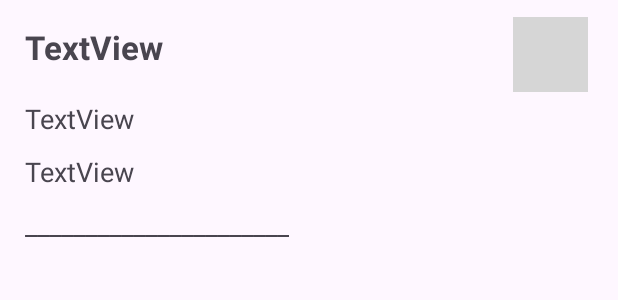
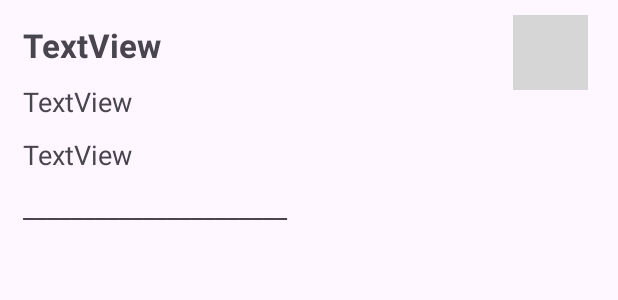
Before and after one commit to jjuliekim/Cookbook, an Android app: the layout item_recipe.xml on its own in the app's theme, with its tools: preview values and no code run, on a phone screen of 412 x 824 dp. Shown: the top 300 px of the screen. Run offline under Robolectric (Android 15) with nearby library versions, the phone set to English and light mode, and no system bars; grey boxes are pictures that could not be loaded.

Commit message:
item size

```diff
--- a/app/src/main/res/layout/item_recipe.xml
+++ b/app/src/main/res/layout/item_recipe.xml
@@ -3,79 +3,65 @@
     xmlns:app="http://schemas.android.com/apk/res-auto"
     xmlns:tools="http://schemas.android.com/tools"
     android:layout_width="match_parent"
-    android:layout_height="match_parent">
-
-    <TableLayout
-        android:id="@+id/tableLayout"
-        android:layout_width="match_parent"
     android:layout_height="wrap_content"
-        android:layout_marginStart="1dp"
-        android:layout_marginTop="1dp"
-        android:padding="10dp"
-        app:layout_constraintStart_toStartOf="parent"
-        app:layout_constraintTop_toTopOf="parent">
-
-        <TableRow
-            android:layout_width="match_parent"
-            android:layout_height="wrap_content">
+    android:padding="10dp">
 
     <TextView
         android:id="@+id/recipeNameText"
         android:layout_width="0dp"
         android:layout_height="wrap_content"
-                android:layout_weight="1"
         android:padding="5dp"
         android:text="@string/textview"
         android:textSize="22sp"
-                android:textStyle="bold" />
+        android:textStyle="bold"
+        app:layout_constraintStart_toStartOf="parent"
+        app:layout_constraintTop_toTopOf="parent"
+        app:layout_constraintEnd_toStartOf="@+id/imageView"
+        app:layout_constraintBottom_toTopOf="@+id/recipeAuthorText" />
 
     <ImageView
         android:id="@+id/imageView"
         android:layout_width="50dp"
         android:layout_height="50dp"
         android:layout_marginEnd="10dp"
-                tools:srcCompat="@tools:sample/avatars" />
-        </TableRow>
-
-        <TableRow
-            android:layout_width="match_parent"
-            android:layout_height="wrap_content">
+        tools:srcCompat="@tools:sample/avatars"
+        app:layout_constraintEnd_toEndOf="parent"
+        app:layout_constraintTop_toTopOf="parent" />
 
     <TextView
         android:id="@+id/recipeAuthorText"
-                android:layout_width="match_parent"
+        android:layout_width="0dp"
         android:layout_height="wrap_content"
         android:padding="5dp"
         android:text="@string/textview"
-                android:textSize="18sp" />
-        </TableRow>
-
-        <TableRow
-            android:layout_width="match_parent"
-            android:layout_height="wrap_content">
+        android:textSize="18sp"
+        app:layout_constraintStart_toStartOf="parent"
+        app:layout_constraintTop_toBottomOf="@+id/recipeNameText"
+        app:layout_constraintEnd_toEndOf="parent"
+        app:layout_constraintBottom_toTopOf="@+id/recipeStepsNumberText" />
 
     <TextView
         android:id="@+id/recipeStepsNumberText"
-                android:layout_width="match_parent"
+        android:layout_width="0dp"
         android:layout_height="wrap_content"
         android:padding="5dp"
         android:text="@string/textview"
-                android:textSize="18sp" />
-        </TableRow>
-
-        <TableRow
-            android:layout_width="match_parent"
-            android:layout_height="wrap_content">
+        android:textSize="18sp"
+        app:layout_constraintStart_toStartOf="parent"
+        app:layout_constraintTop_toBottomOf="@+id/recipeAuthorText"
+        app:layout_constraintEnd_toEndOf="parent"
+        app:layout_constraintBottom_toTopOf="@+id/textLine" />
 
     <TextView
         android:id="@+id/textLine"
-                android:layout_width="match_parent"
+        android:layout_width="0dp"
         android:layout_height="wrap_content"
         android:padding="5dp"
         android:text="@string/line"
-                android:textSize="18sp" />
-        </TableRow>
-
-    </TableLayout>
+        android:textSize="18sp"
+        app:layout_constraintStart_toStartOf="parent"
+        app:layout_constraintTop_toBottomOf="@+id/recipeStepsNumberText"
+        app:layout_constraintEnd_toEndOf="parent"
+        app:layout_constraintBottom_toBottomOf="parent" />
 
 </androidx.constraintlayout.widget.ConstraintLayout>
```
Lines whose indentation alone changed are shown as unchanged.
